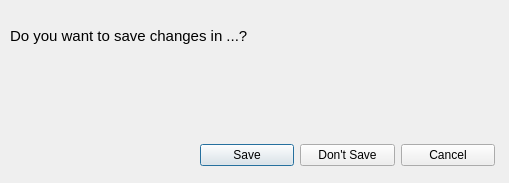
Before: the Qt Designer form savedialog.ui in BaranovMykola/Notepad, drawn with Qt 5.
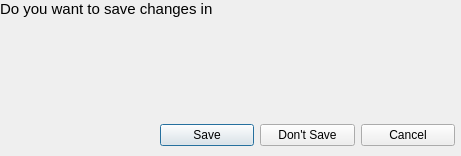
After: the same form once the commit is applied.

```diff
--- a/savedialog.ui
+++ b/savedialog.ui
@@ -6,8 +6,8 @@
    <rect>
     <x>0</x>
     <y>0</y>
-    <width>509</width>
-    <height>183</height>
+    <width>461</width>
+    <height>156</height>
    </rect>
   </property>
   <property name="windowTitle">
@@ -16,8 +16,8 @@
   <widget class="QWidget" name="horizontalLayoutWidget">
    <property name="geometry">
     <rect>
-     <x>200</x>
-     <y>140</y>
+     <x>160</x>
+     <y>120</y>
      <width>295</width>
      <height>31</height>
     </rect>
@@ -49,10 +49,10 @@
   <widget class="QLabel" name="label">
    <property name="geometry">
     <rect>
-     <x>10</x>
-     <y>10</y>
-     <width>321</width>
-     <height>51</height>
+     <x>0</x>
+     <y>0</y>
+     <width>461</width>
+     <height>111</height>
     </rect>
    </property>
    <property name="font">
@@ -61,7 +61,13 @@
     </font>
    </property>
    <property name="text">
-    <string>Do you want to save changes in ...?</string>
+    <string>Do you want to save changes in</string>
+   </property>
+   <property name="alignment">
+    <set>Qt::AlignLeading|Qt::AlignLeft|Qt::AlignTop</set>
+   </property>
+   <property name="margin">
+    <number>12</number>
    </property>
   </widget>
  </widget>
```
Left out of the diff: 13 changed lines with no effect on the pictures.
